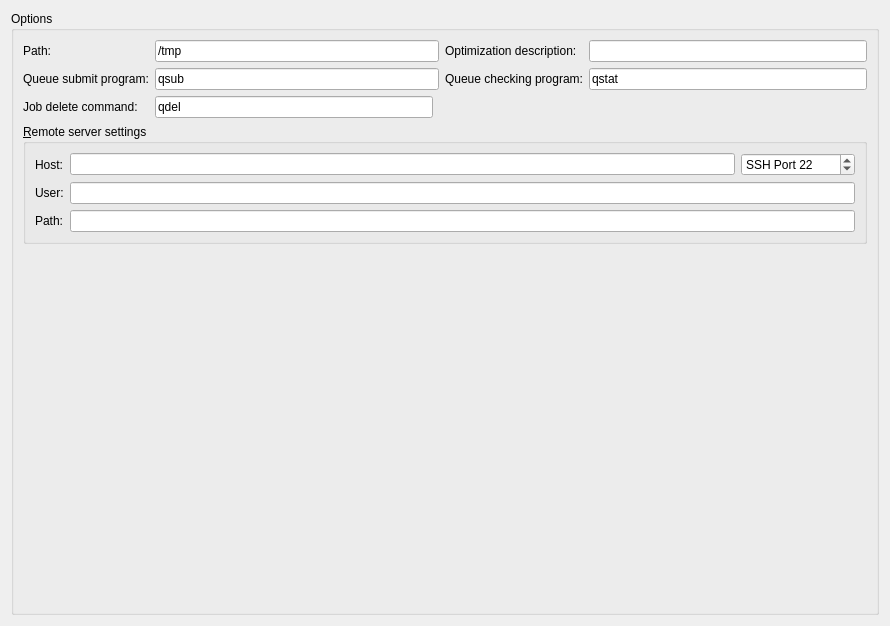
Old version of the form src/gapc/ui/tab_sys.ui in the repository xtalopt/XtalOpt.
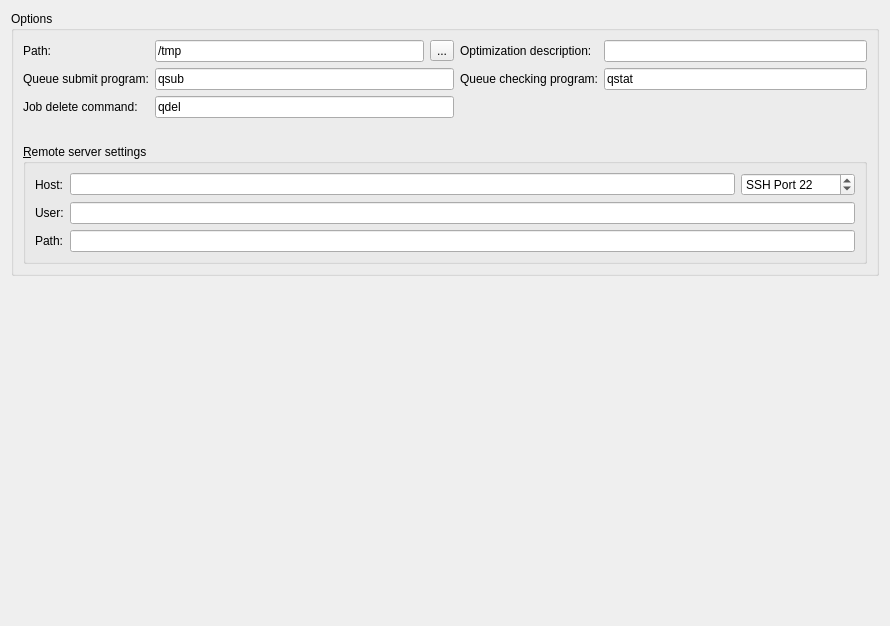
New version of the form.

Commit message: Add the ability to select the local directory via QFileDialog. (GAPC)

```diff
--- a/src/gapc/ui/tab_sys.ui
+++ b/src/gapc/ui/tab_sys.ui
@@ -20,16 +20,6 @@
       <string>Options</string>
      </property>
      <layout class="QGridLayout" name="gridLayout_6">
-      <item row="1" column="1" colspan="2">
-       <widget class="QLineEdit" name="edit_qsub">
-        <property name="toolTip">
-         <string>Command used to submit jobs to the PBS queue. Usually qsub.</string>
-        </property>
-        <property name="text">
-         <string>qsub</string>
-        </property>
-       </widget>
-      </item>
       <item row="1" column="0">
        <widget class="QLabel" name="label_launch">
         <property name="toolTip">
@@ -43,7 +33,7 @@
         </property>
        </widget>
       </item>
-      <item row="3" column="0" colspan="5">
+      <item row="4" column="0" colspan="6">
        <widget class="QGroupBox" name="cb_remote">
         <property name="title">
          <string>&amp;Remote server settings</string>
@@ -110,7 +100,7 @@
         </layout>
        </widget>
       </item>
-      <item row="1" column="4">
+      <item row="1" column="5">
        <widget class="QLineEdit" name="edit_qstat">
         <property name="toolTip">
          <string>Command used to check the PBS queue. Use qstat.</string>
@@ -143,7 +133,7 @@
         </property>
        </widget>
       </item>
-      <item row="1" column="3">
+      <item row="1" column="4">
        <widget class="QLabel" name="label_check">
         <property name="toolTip">
          <string>Command used to check the PBS queue. Use qstat.</string>
@@ -156,7 +146,7 @@
         </property>
        </widget>
       </item>
-      <item row="0" column="4">
+      <item row="0" column="5">
        <widget class="QLineEdit" name="edit_description">
         <property name="toolTip">
          <string>Base name of individual structure files.
@@ -169,7 +159,7 @@
         </property>
        </widget>
       </item>
-      <item row="0" column="3">
+      <item row="0" column="4">
        <widget class="QLabel" name="label_description">
         <property name="toolTip">
          <string>Base name of individual structure files.
@@ -198,7 +188,24 @@
         </property>
        </widget>
       </item>
-      <item row="2" column="1">
+      <item row="0" column="3">
+       <widget class="QToolButton" name="push_path">
+        <property name="text">
+         <string>...</string>
+        </property>
+       </widget>
+      </item>
+      <item row="1" column="1" colspan="3">
+       <widget class="QLineEdit" name="edit_qsub">
+        <property name="toolTip">
+         <string>Command used to submit jobs to the PBS queue. Usually qsub.</string>
+        </property>
+        <property name="text">
+         <string>qsub</string>
+        </property>
+       </widget>
+      </item>
+      <item row="2" column="1" colspan="3">
        <widget class="QLineEdit" name="edit_qdel">
         <property name="toolTip">
          <string>Command used to delete jobs from the queue. Usually qdel.</string>
@@ -208,15 +215,28 @@
         </property>
        </widget>
       </item>
-      <item row="4" column="0">
-       <spacer name="verticalSpacer">
+      <item row="3" column="1">
+       <spacer name="horizontalSpacer">
         <property name="orientation">
-         <enum>Qt::Vertical</enum>
+         <enum>Qt::Horizontal</enum>
         </property>
         <property name="sizeHint" stdset="0">
          <size>
-          <width>20</width>
-          <height>40</height>
+          <width>40</width>
+          <height>20</height>
+         </size>
+        </property>
+       </spacer>
+      </item>
+      <item row="3" column="5">
+       <spacer name="horizontalSpacer_2">
+        <property name="orientation">
+         <enum>Qt::Horizontal</enum>
+        </property>
+        <property name="sizeHint" stdset="0">
+         <size>
+          <width>40</width>
+          <height>20</height>
          </size>
         </property>
        </spacer>
@@ -224,6 +244,19 @@
      </layout>
     </widget>
    </item>
+   <item row="1" column="0">
+    <spacer name="verticalSpacer">
+     <property name="orientation">
+      <enum>Qt::Vertical</enum>
+     </property>
+     <property name="sizeHint" stdset="0">
+      <size>
+       <width>20</width>
+       <height>40</height>
+      </size>
+     </property>
+    </spacer>
+   </item>
   </layout>
  </widget>
  <tabstops>
```
Left out of the diff: 1 changed line with no effect on the pictures. The commit also changes 2 other files.
